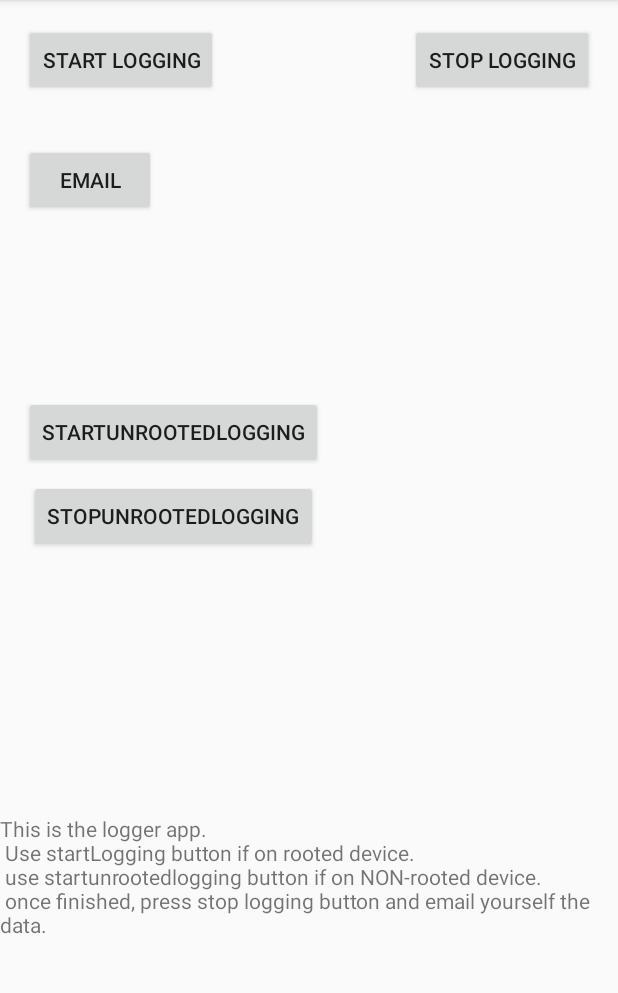
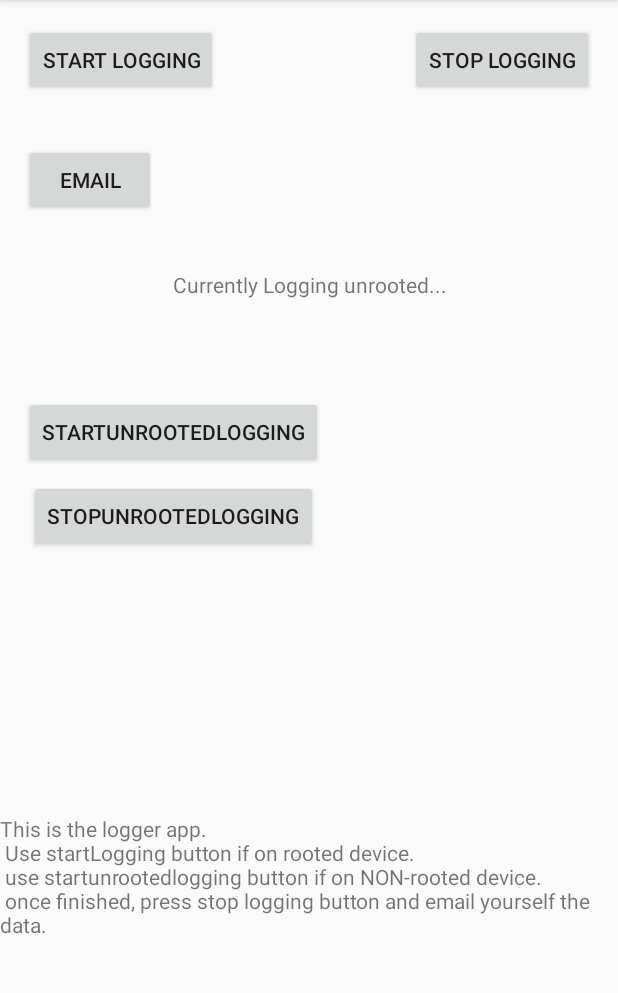
Before and after one commit to Joebreda/androidDataCollection, an Android app: the screen it shows after launch (MainActivity), after a tap on "STARTUNROOTEDLOGGING", on a phone screen of 412 x 824 dp, the part 84-1077 px from its top. Run offline under Robolectric (Android 15) with nearby library versions, the phone set to English and light mode, and no system bars; 2 other taps on this screen came first.

Commit message:
added logging indicator

```diff
--- a/app/src/main/java/com/example/deployment/MainActivity.java
+++ b/app/src/main/java/com/example/deployment/MainActivity.java
@@ -34,6 +34,7 @@ import android.view.LayoutInflater;
 import android.view.View;
 import android.view.Window;
 import android.view.WindowManager;
+import android.widget.TextView;
 import android.widget.Toast;
 
 import java.io.File;
@@ -59,6 +60,7 @@ public class MainActivity extends AppCompatActivity {
     // used such that timer is only scheduled once per run of the app.
     //TODO this means that if a user tries to collect data using scheduled job it will only work the first time
     boolean timerBeenScheduled = false;
+    TextView loggingIndicator;
 
 
 
@@ -390,6 +392,8 @@ public class MainActivity extends AppCompatActivity {
                         Log.i("JOE", "Starting Logger...");
                         intent.putExtra("isRootedButton", rooted);
                         startService(intent);
+                        loggingIndicator = (TextView)findViewById(R.id.loggingIndicator);
+                        loggingIndicator.setText("Currently Logging Rooted...");
                         // TODO automated testing after starting logging
                         runOnUiThread(new Runnable() {
                             @Override
@@ -410,6 +414,8 @@ public class MainActivity extends AppCompatActivity {
                     case R.id.stopLogger:
                         Log.i("JOE", "Stopping Logger...");
                         stopService(intent);
+                        loggingIndicator = (TextView)findViewById(R.id.loggingIndicator);
+                        loggingIndicator.setText("Not logging...");
                         break;
                 }
             }
@@ -429,10 +435,29 @@ public class MainActivity extends AppCompatActivity {
                         Log.i("JOE", "Starting Logger as NOT rooted user...");
                         intent.putExtra("isRootedButton", rooted);
                         startService(intent);
+                        loggingIndicator = (TextView)findViewById(R.id.loggingIndicator);
+                        loggingIndicator.setText("Currently Logging unrooted...");
+                        runOnUiThread(new Runnable() {
+                            @Override
+                            public void run() {
+                                // Stuff that updates the UI
+                                getWindow().addFlags(
+                                        WindowManager.LayoutParams.FLAG_SHOW_WHEN_LOCKED
+                                                | WindowManager.LayoutParams.FLAG_DISMISS_KEYGUARD
+                                                | WindowManager.LayoutParams.FLAG_KEEP_SCREEN_ON
+                                                | WindowManager.LayoutParams.FLAG_TURN_SCREEN_ON);
+                            }
+                        });
+                        if(!timerBeenScheduled){
+                            timer.schedule(turnScreenOff, 3600*1000); // turn screen off after 1 hour.
+                            timerBeenScheduled = true;
+                        }
                         break;
                     case R.id.stopUnrootedLogging:
                         Log.i("JOE", "Stopping Logger as NOT rooted user......");
                         stopService(intent);
+                        loggingIndicator = (TextView)findViewById(R.id.loggingIndicator);
+                        loggingIndicator.setText("Not logging...");
                         break;
                 }
             }
--- a/app/src/main/java/com/example/deployment/TemperatureEstimateService.java
+++ b/app/src/main/java/com/example/deployment/TemperatureEstimateService.java
@@ -242,7 +242,6 @@ public class TemperatureEstimateService extends Service {
     public int onStartCommand(Intent intent, int flags, int startId){
         //String yes = intent.getStringExtra("isRootedButton");
         rooted = intent.getExtras().getBoolean("isRootedButton");
-        Log.e("extra passed", "was extra passed? " + rooted);
         // trigger wakelock on start of data collection
         if(rooted){
             partialWakeLock.acquire();
--- a/app/src/main/res/layout/activity_main.xml
+++ b/app/src/main/res/layout/activity_main.xml
@@ -68,4 +68,18 @@
         app:layout_constraintEnd_toEndOf="parent"
         app:layout_constraintTop_toBottomOf="@+id/stopLogger" />
 
+    <TextView
+        android:id="@+id/loggingIndicator"
+        android:layout_width="wrap_content"
+        android:layout_height="wrap_content"
+        android:layout_marginStart="177dp"
+        android:layout_marginTop="180dp"
+        android:layout_marginEnd="176dp"
+        android:layout_marginBottom="65dp"
+        android:text="Not Logging..."
+        app:layout_constraintBottom_toTopOf="@+id/startUnrootedLogging"
+        app:layout_constraintEnd_toEndOf="parent"
+        app:layout_constraintStart_toStartOf="parent"
+        app:layout_constraintTop_toTopOf="parent" />
+
 </android.support.constraint.ConstraintLayout>
```
